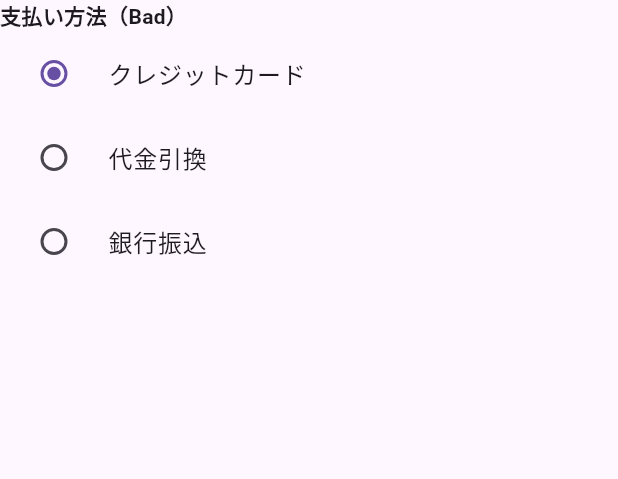
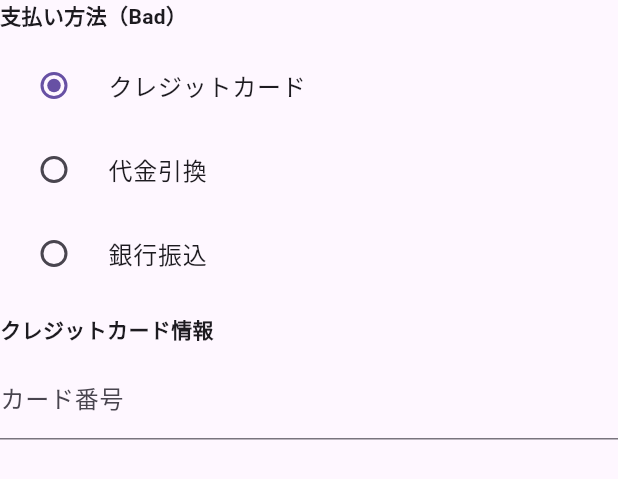
Before and after one commit to takezawa-asial/flutter_spec_driven_ui_sample, a Flutter app: the _BadPayment widget shown alone on an empty page, opened directly with empty values, on a phone screen of 412 x 824 dp. Shown: the top 479 px of the screen. Run offline on Flutter 3.47's test engine with Material 3 defaults, Android fonts, the phone set to English and light mode, and no system bars; our stand-ins replace freezed_annotation, go_router, hooks_riverpod, riverpod_annotation; generated files the repository leaves out were written again.

Commit message:
お支払い方法の表示追加、コンポーネント再構成

```diff
--- a/lib/features/order/ui/view/bad_order_form_page.dart
+++ b/lib/features/order/ui/view/bad_order_form_page.dart
@@ -37,11 +37,6 @@ class BadOrderFormPage extends HookConsumerWidget {
               _BadTotals(order: order),
               const SizedBox(height: 20),
               _BadBuyButton(order: order),
-              const SizedBox(height: 12),
-              ElevatedButton(
-                onPressed: () => notifier.fetch(_orderId),
-                child: const Text('Refetch'),
-              ),
             ],
           );
         },
@@ -87,6 +82,27 @@ class _BadPayment extends StatelessWidget {
 
   @override
   Widget build(BuildContext context) {
+    return Column(
+      crossAxisAlignment: CrossAxisAlignment.start,
+      children: [
+        const Text('支払い方法（Bad）', style: TextStyle(fontWeight: FontWeight.bold)),
+        const SizedBox(height: 8),
+        _BadPaymentMethod(order: order, onChanged: onChanged),
+        const SizedBox(height: 12),
+        _BadPaymentDetail(order: order),
+      ],
+    );
+  }
+}
+
+/// 支払い方法の選択（Bad: 各種ビジネス分岐をここで直接計算）
+class _BadPaymentMethod extends StatelessWidget {
+  final Order order;
+  final ValueChanged<PaymentMethod> onChanged;
+  const _BadPaymentMethod({required this.order, required this.onChanged});
+
+  @override
+  Widget build(BuildContext context) {
     bool card = true, cod = true, bank = true;
     if (order.orderType == OrderType.preorder) cod = false;
     if (order.orderType == OrderType.subscription) {
@@ -100,14 +116,13 @@ class _BadPayment extends StatelessWidget {
     );
     if (hasLimited && isPercent) bank = false;
 
-    return Column(
-      crossAxisAlignment: CrossAxisAlignment.start,
-      children: [
-        const Text('支払い方法（Bad）', style: TextStyle(fontWeight: FontWeight.bold)),
-        RadioGroup<PaymentMethod>(
+    return RadioGroup<PaymentMethod>(
       groupValue: order.paymentMethod,
       onChanged: (v) {
-            if (v != null) onChanged(v);
+        if (v == null) return;
+        if (v == PaymentMethod.cod && !cod) return;
+        if (v == PaymentMethod.bank && !bank) return;
+        onChanged(v);
       },
       child: Column(
         children: [
@@ -117,15 +132,9 @@ class _BadPayment extends StatelessWidget {
             value: PaymentMethod.card,
           ),
           _radioTile(enabled: cod, title: '代金引換', value: PaymentMethod.cod),
-              _radioTile(
-                enabled: bank,
-                title: '銀行振込',
-                value: PaymentMethod.bank,
-              ),
+          _radioTile(enabled: bank, title: '銀行振込', value: PaymentMethod.bank),
         ],
       ),
-        ),
-      ],
     );
   }
 
@@ -135,11 +144,44 @@ class _BadPayment extends StatelessWidget {
     required PaymentMethod value,
   }) {
     final tile = RadioListTile<PaymentMethod>(title: Text(title), value: value);
-    if (enabled) return tile;
-    return IgnorePointer(
+    return enabled
+        ? tile
+        : IgnorePointer(
             ignoring: true,
             child: Opacity(opacity: 0.4, child: tile),
           );
+  }
+}
+
+class _BadPaymentDetail extends StatelessWidget {
+  final Order order;
+  const _BadPaymentDetail({required this.order});
+
+  @override
+  Widget build(BuildContext context) {
+    switch (order.paymentMethod) {
+      case PaymentMethod.bank:
+        return Column(
+          crossAxisAlignment: CrossAxisAlignment.start,
+          children: const [
+            Text('銀行振込情報', style: TextStyle(fontWeight: FontWeight.bold)),
+            SizedBox(height: 8),
+            TextField(decoration: InputDecoration(labelText: '銀行名')),
+            TextField(decoration: InputDecoration(labelText: '口座番号')),
+          ],
+        );
+      case PaymentMethod.card:
+        return Column(
+          crossAxisAlignment: CrossAxisAlignment.start,
+          children: const [
+            Text('クレジットカード情報', style: TextStyle(fontWeight: FontWeight.bold)),
+            SizedBox(height: 8),
+            TextField(decoration: InputDecoration(labelText: 'カード番号')),
+          ],
+        );
+      case PaymentMethod.cod:
+        return const SizedBox.shrink(); // 代引きは入力不要
+    }
   }
 }
 
```
Also changed, not shown: lib/features/order/ui/mapper/order_to_good_order_form_page_ui_state.dart (+15 -0 lines), lib/features/order/ui/state/good/good_order_form_page_ui_state.dart (+13 -5 lines), lib/features/order/ui/view/good_order_form_page.dart (+81 -45 lines), lib/features/order/ui/state/good/good_order_form_page_ui_state.freezed.dart. Lines whose indentation alone changed are shown as unchanged.
